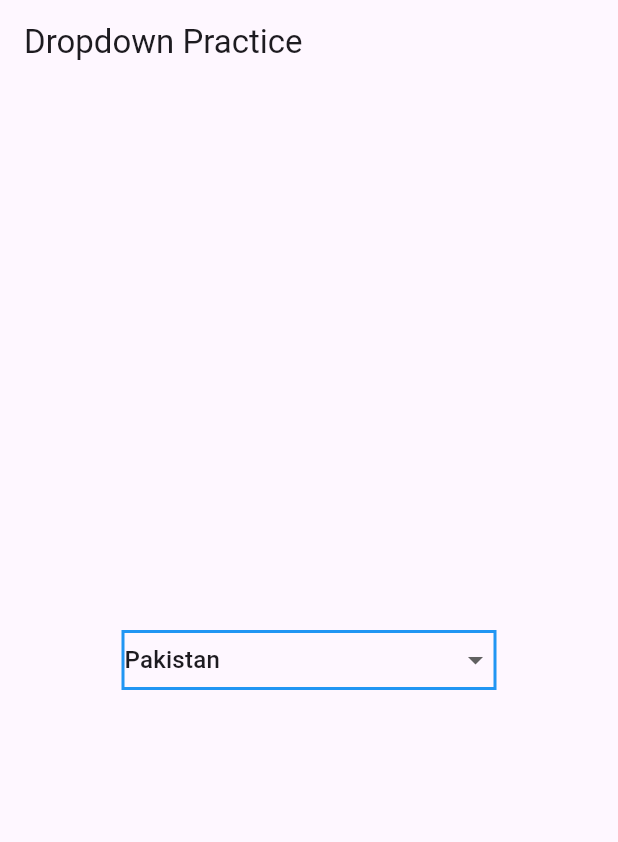
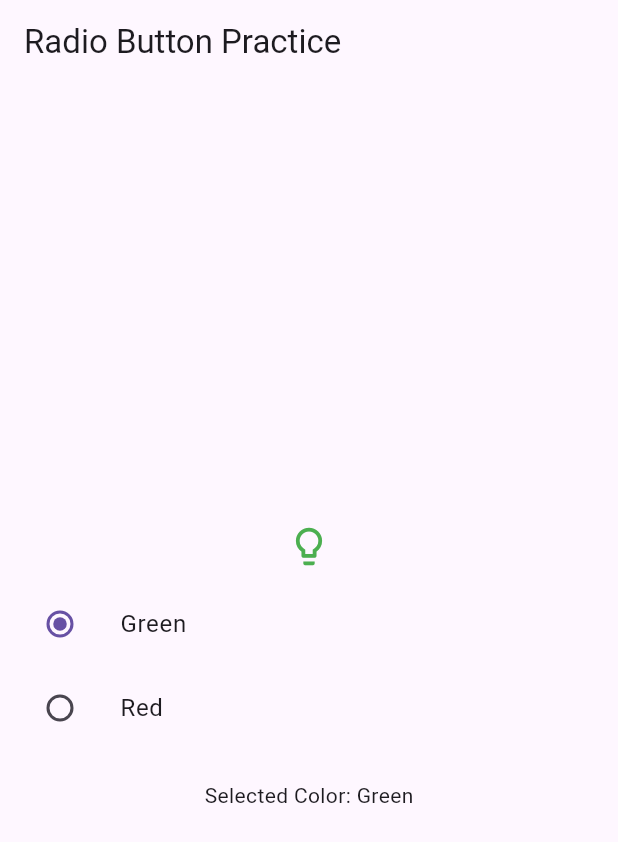
Before and after one commit to OwaisRaza1941/practice_Widget, a Flutter app: the screen it shows after launch, on a phone screen of 412 x 824 dp. Shown: the top 842 px of the screen. Run offline on Flutter 3.47's test engine with Material 3 defaults, Android fonts, the phone set to English and light mode, and no system bars; our stand-ins replace get, go_router.

Commit message:
Radio Button

```diff
--- /dev/null
+++ b/lib/controllers/radio_controller.dart
@@ -0,0 +1,18 @@
+import 'package:get/get.dart';
+import 'package:flutter/material.dart';
+
+class RadioController extends GetxController {
+  // yeh reactive variable banaya jo groupValue ka kaam karega
+  var selectedGender = "Green".obs;
+
+  var selectedColor = Colors.green.obs;
+
+  void changeGender(String gender) {
+    selectedGender.value = gender;
+    if (gender == "Green") {
+      selectedColor.value = Colors.green;
+    } else if (gender == "Red") {
+      selectedColor.value = Colors.red;
+    }
+  }
+}
--- /dev/null
+++ b/lib/home/radiobutton_paractice.dart
@@ -0,0 +1,58 @@
+import 'package:flutter/material.dart';
+import 'package:get/get.dart';
+import 'package:paractice/controllers/radio_controller.dart';
+
+class RadiobuttonPractice extends StatelessWidget {
+  const RadiobuttonPractice({super.key});
+
+  @override
+  Widget build(BuildContext context) {
+    // Controller initialize karo
+    final RadioController controller = Get.put(RadioController());
+
+    return Scaffold(
+      appBar: AppBar(title: Text("Radio Button Practice")),
+      body: Center(
+        child: Obx(
+          () => Column(
+            mainAxisAlignment: MainAxisAlignment.center,
+            children: [
+              IconButton(
+                onPressed: () {},
+                icon: Icon(
+                  Icons.lightbulb_outline,
+                  size: 30,
+                  color: controller.selectedColor.value,
+                ),
+              ),
+              ListTile(
+                title: Text("Green"),
+                leading: Radio(
+                  value: "Green",
+                  groupValue: controller.selectedGender.value,
+                  onChanged: (value) {
+                    controller.selectedColor.value;
+                    controller.changeGender(value!);
+                  },
+                ),
+              ),
+              ListTile(
+                title: Text("Red"),
+                leading: Radio(
+                  value: "Red",
+                  groupValue: controller.selectedGender.value,
+                  onChanged: (value) {
+                    controller.selectedColor.value;
+                    controller.changeGender(value!);
+                  },
+                ),
+              ),
+              SizedBox(height: 20),
+              Text("Selected Color: ${controller.selectedGender.value}"),
+            ],
+          ),
+        ),
+      ),
+    );
+  }
+}
--- a/lib/main.dart
+++ b/lib/main.dart
@@ -1,5 +1,5 @@
 import 'package:flutter/material.dart';
-import 'package:paractice/home/dropdown_paractice.dart';
+import 'package:paractice/home/radiobutton_paractice.dart';
 
 void main() {
   runApp(MyApp());
@@ -12,7 +12,7 @@ class MyApp extends StatelessWidget {
   Widget build(BuildContext context) {
     return MaterialApp(
       debugShowCheckedModeBanner: false,
-      home: DropdownParactice(),
+      home: RadiobuttonPractice(),
     );
   }
 }
```
Also changed, not shown: lib/controllers/checkbox_controller.dart (added, +10 -0 lines), lib/home/checkbox_paractice.dart (added, +36 -0 lines).
